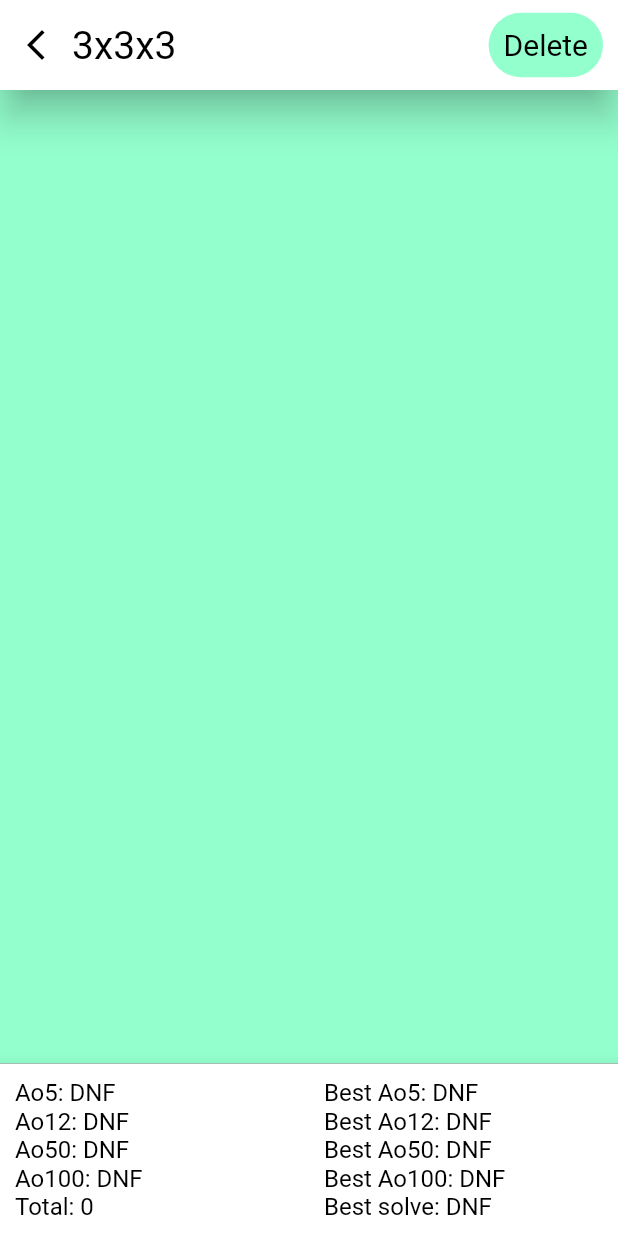
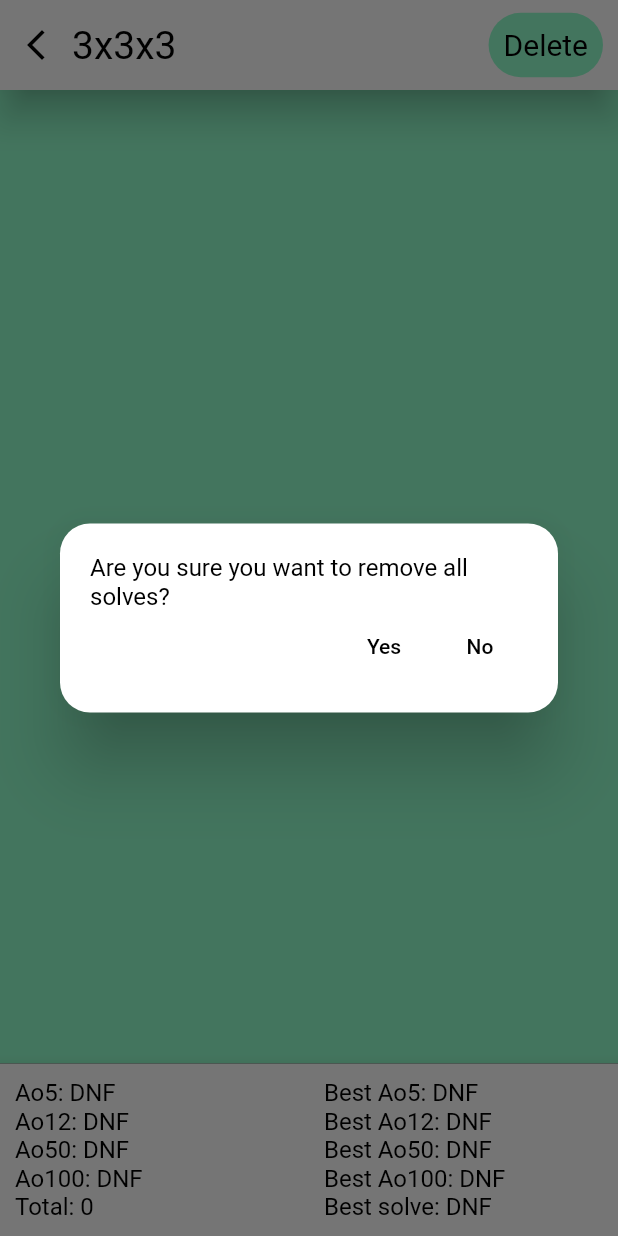
Before and after one commit to maxmasli/FlutterSpeedTimer, a Flutter app: the ResultsPage screen opened directly, after a tap on "Delete", on a phone screen of 412 x 824 dp. Run offline on Flutter 3.47's test engine with Material 2 defaults, Android fonts, the phone set to English and light mode, and no system bars; our stand-ins replace bloc, dartz, equatable, flutter_bloc, flutter_colorpicker, flutter_svg and 4 more; accounts and stored records are empty.

Commit message:
adding delete alert dialog

```diff
--- a/lib/features/speedtimer/presentation/pages/results_page.dart
+++ b/lib/features/speedtimer/presentation/pages/results_page.dart
@@ -4,6 +4,7 @@ import 'package:speedtimer_flutter/di.dart';
 import 'package:speedtimer_flutter/features/speedtimer/domain/entities/events.dart';
 import 'package:speedtimer_flutter/features/speedtimer/domain/entities/result_entity.dart';
 import 'package:speedtimer_flutter/features/speedtimer/presentation/bloc/timer_bloc.dart';
+import 'package:speedtimer_flutter/features/speedtimer/presentation/widgets/delete_alert_dialog.dart';
 import 'package:speedtimer_flutter/features/speedtimer/presentation/widgets/result_bottom_sheet.dart';
 
 class ResultsPage extends StatelessWidget {
@@ -196,7 +197,12 @@ class ResultsDeleteAllButtonWidget extends StatelessWidget {
   Widget build(BuildContext context) {
     return GestureDetector(
       onTap: () {
-        context.read<TimerBloc>().add(TimerDeleteAllResultsEvent());
+        //context.read<TimerBloc>().add(TimerDeleteAllResultsEvent());
+        showDialog(
+            context: context,
+            builder: (context) {
+              return const DeleteAlertDialog();
+            });
       },
       child: Container(
         padding: const EdgeInsets.all(10),
--- /dev/null
+++ b/lib/features/speedtimer/presentation/widgets/delete_alert_dialog.dart
@@ -0,0 +1,54 @@
+import 'package:flutter/material.dart';
+import 'package:flutter_bloc/flutter_bloc.dart';
+import 'package:speedtimer_flutter/features/speedtimer/presentation/bloc/timer_bloc.dart';
+
+class DeleteAlertDialog extends StatelessWidget {
+  const DeleteAlertDialog({Key? key}) : super(key: key);
+
+  @override
+  Widget build(BuildContext context) {
+    return Dialog(
+      shape: RoundedRectangleBorder(
+        borderRadius: BorderRadius.circular(20),
+      ),
+      elevation: 20,
+      child: Container(
+        padding: const EdgeInsets.all(20),
+        child: Column(
+          mainAxisSize: MainAxisSize.min,
+          crossAxisAlignment: CrossAxisAlignment.start,
+          children: [
+            const Text(
+              "Are you sure you want to remove all solves?",
+              style: TextStyle(color: Colors.black, fontSize: 16),
+            ),
+            Row(
+              mainAxisAlignment: MainAxisAlignment.end,
+              children: [
+                TextButton(
+                  onPressed: () {
+                    Navigator.of(context).pop();
+                    context.read<TimerBloc>().add(TimerDeleteAllResultsEvent());
+                  },
+                  child: const Text(
+                    "Yes",
+                    style: TextStyle(color: Colors.black),
+                  ),
+                ),
+                TextButton(
+                  onPressed: () {
+                    Navigator.of(context).pop();
+                  },
+                  child: const Text(
+                    "No",
+                    style: TextStyle(color: Colors.black),
+                  ),
+                )
+              ],
+            )
+          ],
+        ),
+      ),
+    );
+  }
+}
```
